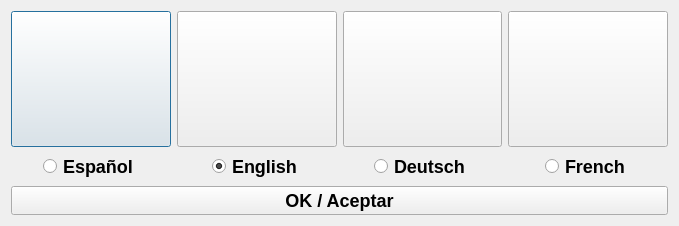
dannagle/PacketSender, file src/languagechooser.ui: the form before one commit.
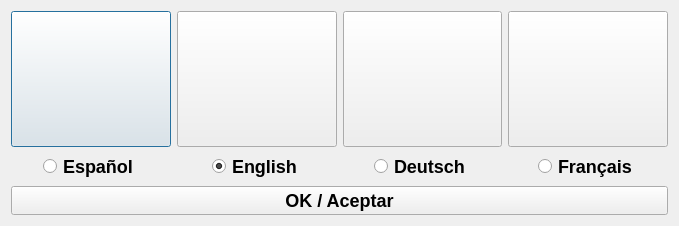
The form after the commit. Icons and pictures are not drawn.

```diff
--- a/src/languagechooser.ui
+++ b/src/languagechooser.ui
@@ -148,7 +148,7 @@
           <string notr="true">font: bold;font-size: 18px;</string>
          </property>
          <property name="text">
-          <string>French</string>
+          <string>Français</string>
          </property>
          <property name="checked">
           <bool>false</bool>
```
